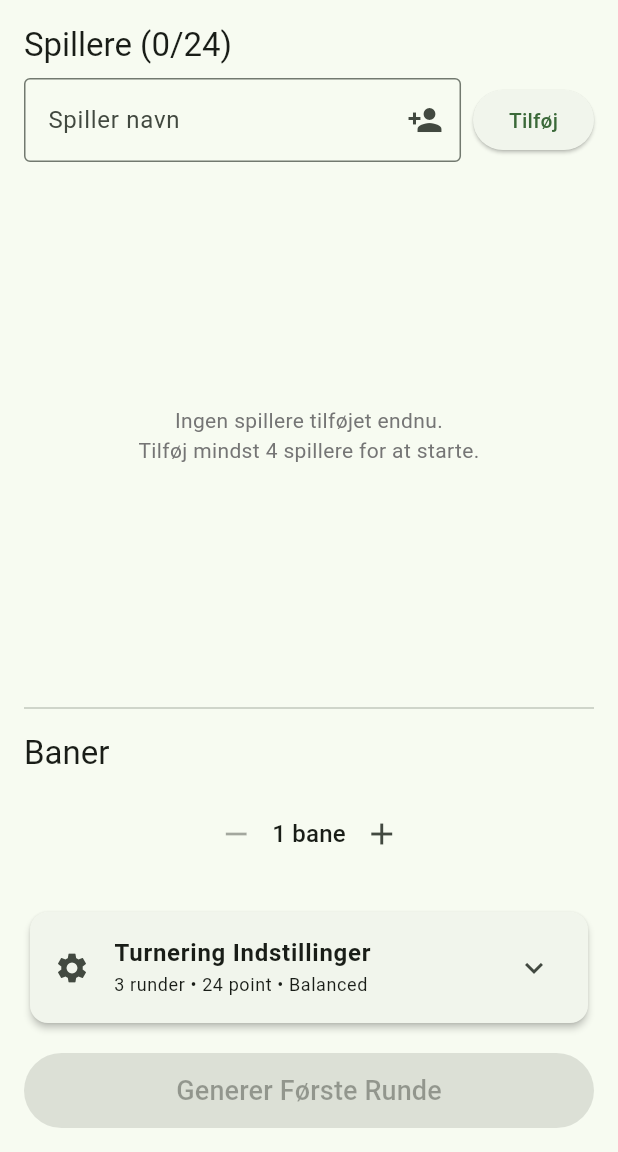
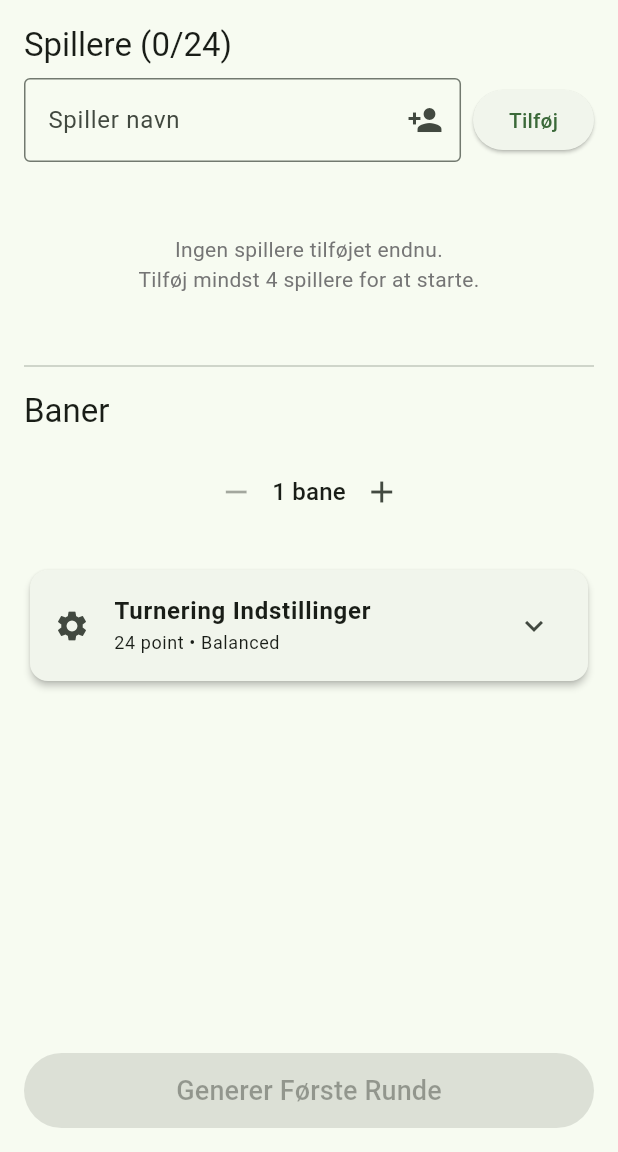
Before and after one commit to aerodk/ubiquitous-octo-disco, a Flutter app: the screen it shows after launch, on a phone screen of 412 x 824 dp, the part 84-1236 px from its top. Run offline on Flutter 3.47's test engine with Material 3 defaults, Android fonts, the phone set to English and light mode, and no system bars; our stand-ins replace shared_preferences.

Commit message:
Fix V5.1 issues: scrollable setup screen, remove min rounds setting, fix score settings
Co-authored-by: aerodk <13653986+aerodk@users.noreply.github.com>

```diff
--- a/lib/models/tournament_settings.dart
+++ b/lib/models/tournament_settings.dart
@@ -53,17 +53,15 @@ class TournamentSettings {
 
   /// Check if settings differ from defaults
   bool get isCustomized {
-    return minRoundsBeforeFinal != 3 ||
-        pointsPerMatch != 24 ||
+    return pointsPerMatch != 24 ||
         finalRoundStrategy != PairingStrategy.balanced;
   }
 
   /// Get a short summary of settings for display
   String get summary {
-    final rounds = '$minRoundsBeforeFinal runder';
     final points = '$pointsPerMatch point';
     final strategy = _strategyName(finalRoundStrategy);
-    return '$rounds • $points • $strategy';
+    return '$points • $strategy';
   }
 
   String _strategyName(PairingStrategy strategy) {
--- a/lib/screens/round_display_screen.dart
+++ b/lib/screens/round_display_screen.dart
@@ -135,6 +135,7 @@ class _RoundDisplayScreenState extends State<RoundDisplayScreen> {
       courts: _tournament.courts,
       rounds: _tournament.rounds.sublist(0, _tournament.rounds.length - 1),
       createdAt: _tournament.createdAt,
+      settings: _tournament.settings,
     );
 
     Navigator.pushReplacement(
@@ -178,6 +179,7 @@ class _RoundDisplayScreenState extends State<RoundDisplayScreen> {
       courts: _tournament.courts,
       rounds: [..._tournament.rounds, updatedRound],
       createdAt: _tournament.createdAt,
+      settings: _tournament.settings,
     );
 
     Navigator.push(
@@ -240,6 +242,7 @@ class _RoundDisplayScreenState extends State<RoundDisplayScreen> {
       courts: _tournament.courts,
       rounds: [..._tournament.rounds, finalRound],
       createdAt: _tournament.createdAt,
+      settings: _tournament.settings,
     );
 
     if (mounted) {
--- a/lib/screens/setup_screen.dart
+++ b/lib/screens/setup_screen.dart
@@ -266,7 +266,10 @@ class _SetupScreenState extends State<SetupScreen> with SingleTickerProviderStat
             ),
         ],
       ),
-      body: Padding(
+      body: Column(
+        children: [
+          Expanded(
+            child: SingleChildScrollView(
               padding: const EdgeInsets.all(16.0),
               child: Column(
                 crossAxisAlignment: CrossAxisAlignment.start,
@@ -301,16 +304,20 @@ class _SetupScreenState extends State<SetupScreen> with SingleTickerProviderStat
                   const SizedBox(height: 16),
 
                   // Player list
-            Expanded(
-              child: _players.isEmpty
+                  _players.isEmpty
                       ? Center(
+                          child: Padding(
+                            padding: const EdgeInsets.symmetric(vertical: 32),
                             child: Text(
                               'Ingen spillere tilføjet endnu.\nTilføj mindst 4 spillere for at starte.',
                               textAlign: TextAlign.center,
                               style: TextStyle(color: Colors.grey[600]),
                             ),
+                          ),
                         )
                       : ListView.builder(
+                          shrinkWrap: true,
+                          physics: const NeverScrollableScrollPhysics(),
                           itemCount: _players.length,
                           itemBuilder: (context, index) {
                             return Card(
@@ -326,7 +333,6 @@ class _SetupScreenState extends State<SetupScreen> with SingleTickerProviderStat
                               ),
                             );
                           },
-                    ),
                         ),
 
                   const Divider(height: 32),
@@ -403,9 +409,15 @@ class _SetupScreenState extends State<SetupScreen> with SingleTickerProviderStat
                   ),
 
                   const SizedBox(height: 16),
+                ],
+              ),
+            ),
+          ),
 
-            // Generate button
-            SizedBox(
+          // Generate button - fixed at bottom
+          Padding(
+            padding: const EdgeInsets.all(16.0),
+            child: SizedBox(
               width: double.infinity,
               height: 50,
               child: ElevatedButton(
@@ -420,8 +432,8 @@ class _SetupScreenState extends State<SetupScreen> with SingleTickerProviderStat
                 ),
               ),
             ),
+          ),
         ],
-        ),
       ),
     );
   }
--- a/lib/widgets/tournament_settings_widget.dart
+++ b/lib/widgets/tournament_settings_widget.dart
@@ -36,22 +36,6 @@ class _TournamentSettingsWidgetState extends State<TournamentSettingsWidget> {
       _currentSettings = newSettings;
     });
     widget.onSettingsChanged(newSettings);
-  }
-
-  void _incrementRounds() {
-    if (_currentSettings.minRoundsBeforeFinal < 10) {
-      _updateSettings(_currentSettings.copyWith(
-        minRoundsBeforeFinal: _currentSettings.minRoundsBeforeFinal + 1,
-      ));
-    }
-  }
-
-  void _decrementRounds() {
-    if (_currentSettings.minRoundsBeforeFinal > 2) {
-      _updateSettings(_currentSettings.copyWith(
-        minRoundsBeforeFinal: _currentSettings.minRoundsBeforeFinal - 1,
-      ));
-    }
   }
 
   String _getStrategyTitle(PairingStrategy strategy) {
@@ -106,11 +90,6 @@ class _TournamentSettingsWidgetState extends State<TournamentSettingsWidget> {
             child: Column(
               crossAxisAlignment: CrossAxisAlignment.start,
               children: [
-                // Minimum Rounds Setting
-                _buildMinimumRoundsSection(theme),
-
-                const Divider(height: 32),
-
                 // Points Per Match Setting
                 _buildPointsPerMatchSection(theme),
 
@@ -123,73 +102,6 @@ class _TournamentSettingsWidgetState extends State<TournamentSettingsWidget> {
           ),
         ],
       ),
-    );
-  }
-
-  Widget _buildMinimumRoundsSection(ThemeData theme) {
-    return Column(
-      crossAxisAlignment: CrossAxisAlignment.start,
-      children: [
-        Text(
-          'Minimum Runder Før Sidste Runde',
-          style: theme.textTheme.titleMedium?.copyWith(
-            fontWeight: FontWeight.bold,
-          ),
-        ),
-        const SizedBox(height: 4),
-        Text(
-          'Antal runder der skal spilles før sidste runde kan startes. Standard er 3 runder.',
-          style: theme.textTheme.bodySmall?.copyWith(
-            color: Colors.grey[600],
-          ),
-        ),
-        const SizedBox(height: 12),
-        Row(
-          mainAxisAlignment: MainAxisAlignment.center,
-          children: [
-            IconButton(
-              icon: const Icon(Icons.remove_circle_outline),
-              onPressed: widget.enabled && _currentSettings.minRoundsBeforeFinal > 2
-                  ? _decrementRounds
-                  : null,
-              tooltip: 'Reducer minimum runder',
-            ),
-            Container(
-              width: 60,
-              padding: const EdgeInsets.symmetric(vertical: 8, horizontal: 16),
-              decoration: BoxDecoration(
-                border: Border.all(color: theme.colorScheme.primary),
-                borderRadius: BorderRadius.circular(8),
-              ),
-              child: Text(
-                '${_currentSettings.minRoundsBeforeFinal}',
-                textAlign: TextAlign.center,
-                style: theme.textTheme.headlineSmall?.copyWith(
-                  fontWeight: FontWeight.bold,
-                  color: theme.colorScheme.primary,
-                ),
-              ),
-            ),
-            IconButton(
-              icon: const Icon(Icons.add_circle_outline),
-              onPressed: widget.enabled && _currentSettings.minRoundsBeforeFinal < 10
-                  ? _incrementRounds
-                  : null,
-              tooltip: 'Øg minimum runder',
-            ),
-          ],
-        ),
-        const SizedBox(height: 8),
-        Center(
-          child: Text(
-            'Range: 2-10 runder',
-            style: theme.textTheme.bodySmall?.copyWith(
-              color: Colors.grey[500],
-              fontStyle: FontStyle.italic,
-            ),
-          ),
-        ),
-      ],
     );
   }
 
```
Lines whose indentation alone changed are shown as unchanged.
